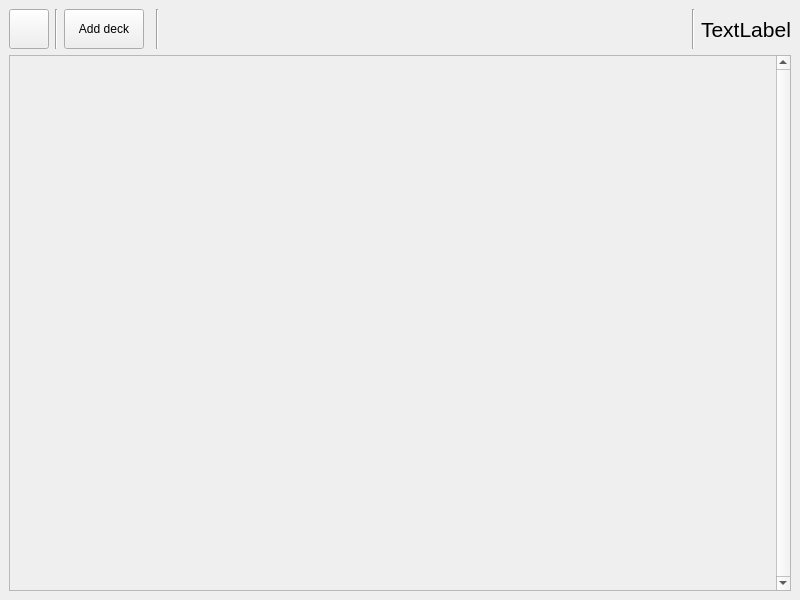
This is mainwindow.ui in Szybet/sanki as Qt 5 draws it before an edit. The edited form follows.
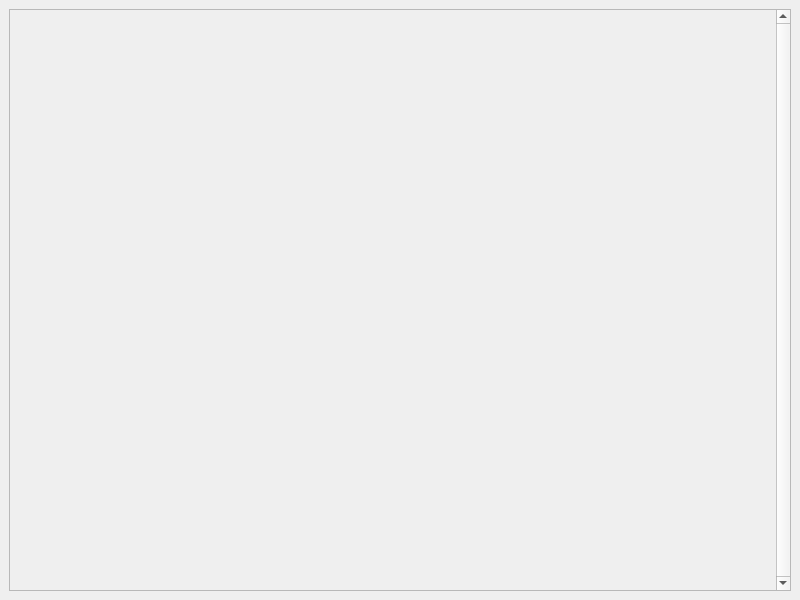
This is the edited form. Icons and pictures are not drawn.

What changed in the file:
```diff
--- a/mainwindow.ui
+++ b/mainwindow.ui
@@ -15,112 +15,6 @@
   </property>
   <widget class="QWidget" name="centralwidget">
    <layout class="QGridLayout" name="gridLayout_2">
-    <item row="0" column="0">
-     <layout class="QHBoxLayout" name="horizontalLayout">
-      <item>
-       <widget class="QPushButton" name="CloseButton">
-        <property name="minimumSize">
-         <size>
-          <width>40</width>
-          <height>40</height>
-         </size>
-        </property>
-        <property name="maximumSize">
-         <size>
-          <width>40</width>
-          <height>40</height>
-         </size>
-        </property>
-        <property name="text">
-         <string/>
-        </property>
-        <property name="icon">
-         <iconset resource="Resources/sanki.qrc">
-          <normaloff>:/close.png</normaloff>:/close.png</iconset>
-        </property>
-        <property name="iconSize">
-         <size>
-          <width>40</width>
-          <height>40</height>
-         </size>
-        </property>
-       </widget>
-      </item>
-      <item>
-       <widget class="Line" name="line_2">
-        <property name="orientation">
-         <enum>Qt::Vertical</enum>
-        </property>
-       </widget>
-      </item>
-      <item>
-       <widget class="QPushButton" name="FileButton">
-        <property name="minimumSize">
-         <size>
-          <width>0</width>
-          <height>40</height>
-         </size>
-        </property>
-        <property name="text">
-         <string>Add deck</string>
-        </property>
-        <property name="icon">
-         <iconset resource="Resources/sanki.qrc">
-          <normaloff>:/folder.png</normaloff>:/folder.png</iconset>
-        </property>
-       </widget>
-      </item>
-      <item>
-       <widget class="Line" name="line_4">
-        <property name="orientation">
-         <enum>Qt::Horizontal</enum>
-        </property>
-       </widget>
-      </item>
-      <item>
-       <widget class="Line" name="line_5">
-        <property name="orientation">
-         <enum>Qt::Vertical</enum>
-        </property>
-       </widget>
-      </item>
-      <item>
-       <spacer name="horizontalSpacer">
-        <property name="orientation">
-         <enum>Qt::Horizontal</enum>
-        </property>
-        <property name="sizeHint" stdset="0">
-         <size>
-          <width>40</width>
-          <height>20</height>
-         </size>
-        </property>
-       </spacer>
-      </item>
-      <item>
-       <widget class="Line" name="line_3">
-        <property name="orientation">
-         <enum>Qt::Vertical</enum>
-        </property>
-       </widget>
-      </item>
-      <item>
-       <widget class="QLabel" name="TimeLabel">
-        <property name="font">
-         <font>
-          <pointsize>16</pointsize>
-         </font>
-        </property>
-        <property name="text">
-         <string>TextLabel</string>
-        </property>
-        <property name="alignment">
-         <set>Qt::AlignCenter</set>
-        </property>
-       </widget>
-      </item>
-     </layout>
-    </item>
     <item row="1" column="0">
      <widget class="QScrollArea" name="DeckScrollArea">
       <property name="verticalScrollBarPolicy">
@@ -135,7 +29,7 @@
          <x>0</x>
          <y>0</y>
          <width>759</width>
-         <height>527</height>
+         <height>567</height>
         </rect>
        </property>
        <layout class="QGridLayout" name="gridLayout">
```
Left out of the diff: 7 changed lines with no effect on the pictures.
